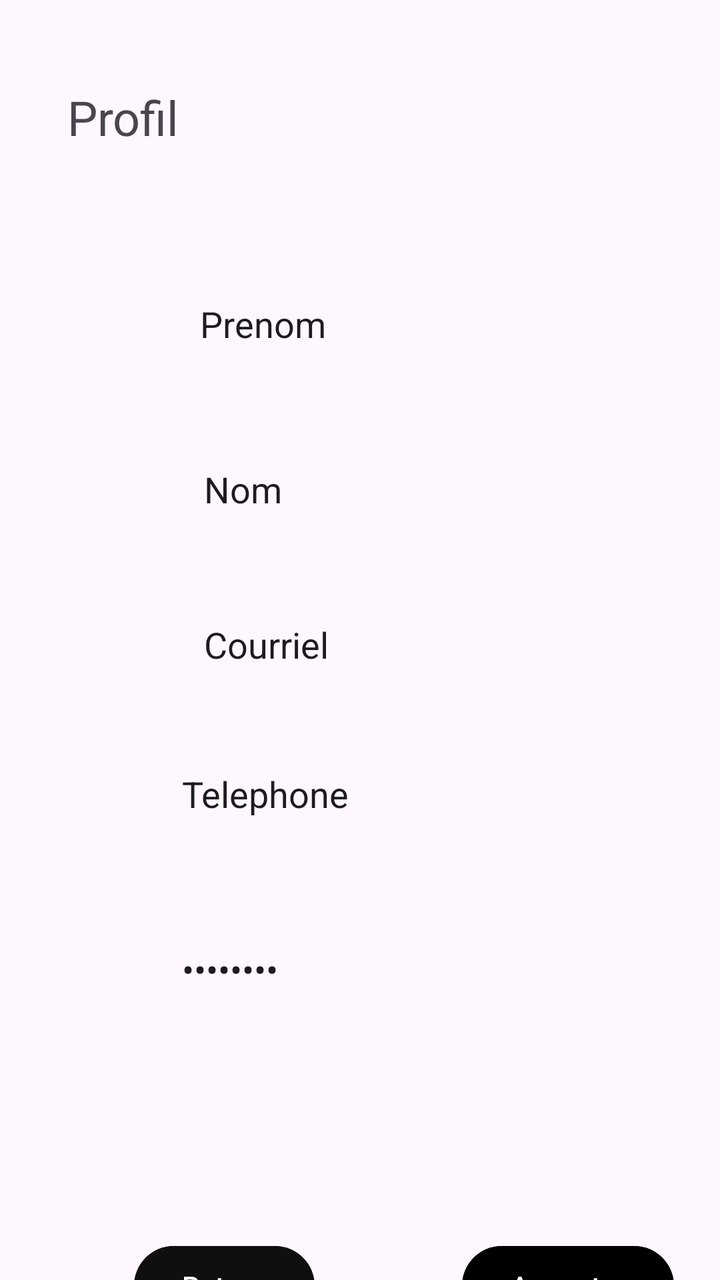
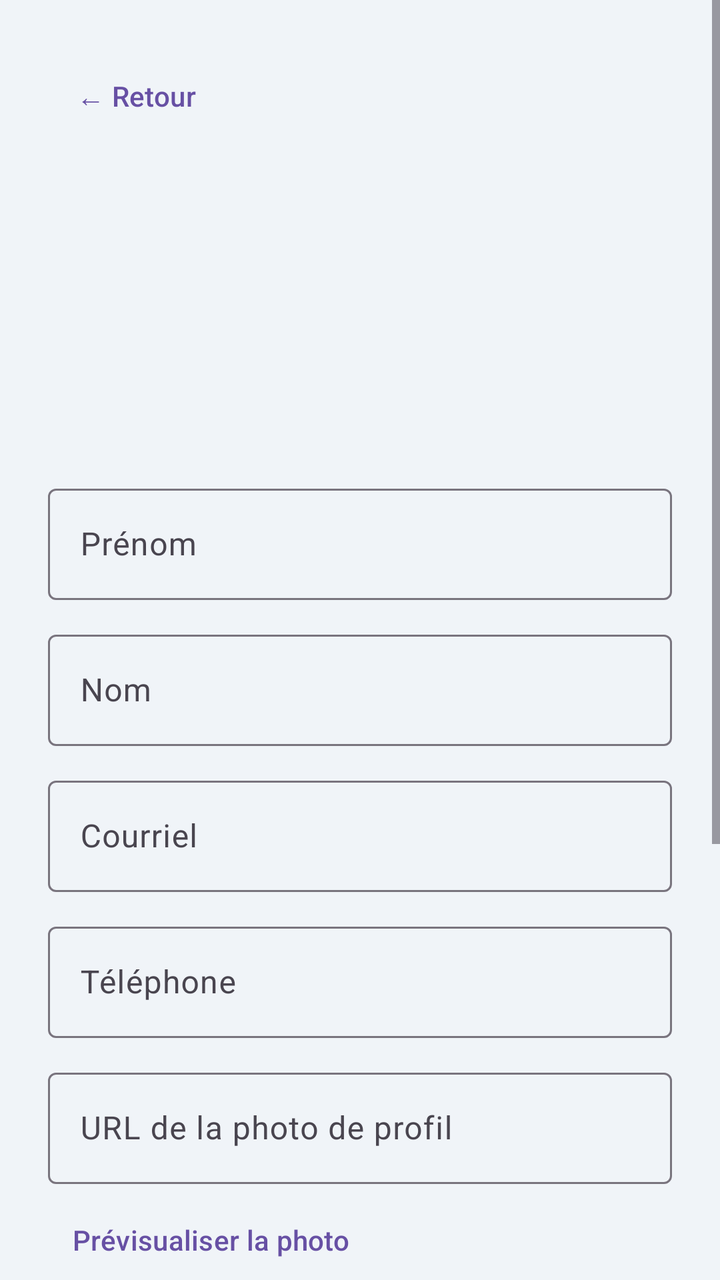

Before-and-after screenshots of an Android layout around one commit, followed by the original layout XML and the change that was made.
<!-- AndroidManifest.xml: application theme Theme.MiniMoodle -->
<!-- res/layout/activity_profil_utilisateur.xml -->
<?xml version="1.0" encoding="utf-8"?>
<androidx.constraintlayout.widget.ConstraintLayout xmlns:android="http://schemas.android.com/apk/res/android"
    xmlns:app="http://schemas.android.com/apk/res-auto"
    xmlns:tools="http://schemas.android.com/tools"
    android:id="@+id/main"
    android:layout_width="match_parent"
    android:layout_height="match_parent"
    tools:context=".vue.ProfilUtilisateur">

    <androidx.constraintlayout.widget.Guideline
        android:id="@+id/guideline8"
        android:layout_width="wrap_content"
        android:layout_height="wrap_content"
        android:orientation="horizontal"
        app:layout_constraintGuide_begin="198dp" />

    <TextView
        android:id="@+id/tvProfil"
        android:layout_width="wrap_content"
        android:layout_height="wrap_content"
        android:text="@string/profil"
        android:textSize="24sp"
        app:layout_constraintBottom_toTopOf="@+id/guideline8"
        app:layout_constraintEnd_toStartOf="@+id/guideline10"
        app:layout_constraintHorizontal_bias="0.033"
        app:layout_constraintStart_toStartOf="@+id/guideline11"
        app:layout_constraintTop_toTopOf="@+id/guideline9"
        app:layout_constraintVertical_bias="0.202" />

    <androidx.constraintlayout.widget.Guideline
        android:id="@+id/guideline9"
        android:layout_width="wrap_content"
        android:layout_height="wrap_content"
        android:orientation="horizontal"
        app:layout_constraintGuide_begin="11dp" />

    <androidx.constraintlayout.widget.Guideline
        android:id="@+id/guideline10"
        android:layout_width="wrap_content"
        android:layout_height="wrap_content"
        android:orientation="vertical"
        app:layout_constraintGuide_begin="368dp" />

    <androidx.constraintlayout.widget.Guideline
        android:id="@+id/guideline11"
        android:layout_width="wrap_content"
        android:layout_height="wrap_content"
        android:autofillHints=""
        android:orientation="vertical"
        app:layout_constraintGuide_begin="24dp" />

    <EditText
        android:id="@+id/etProfilPrenom"
        android:layout_width="wrap_content"
        android:layout_height="wrap_content"
        android:background="@android:color/widget_edittext_dark"
        android:ems="10"
        android:inputType="text"
        android:minHeight="48dp"
        android:text="@string/prenom"
        app:layout_constraintBottom_toTopOf="@+id/guideline8"
        app:layout_constraintEnd_toStartOf="@+id/guideline10"
        app:layout_constraintHorizontal_bias="0.567"
        app:layout_constraintStart_toStartOf="@+id/guideline11"
        app:layout_constraintTop_toTopOf="@+id/guideline9"
        app:layout_constraintVertical_bias="0.914"
        tools:ignore="LabelFor" />

    <androidx.constraintlayout.widget.Guideline
        android:id="@+id/guideline14"
        android:layout_width="wrap_content"
        android:layout_height="wrap_content"
        android:orientation="horizontal"
        app:layout_constraintGuide_begin="679dp" />

    <androidx.constraintlayout.widget.Guideline
        android:id="@+id/guideline21"
        android:layout_width="wrap_content"
        android:layout_height="wrap_content"
        android:orientation="horizontal"
        app:layout_constraintGuide_begin="607dp" />

    <Button
        android:id="@+id/btnProfilRetour"
        android:layout_width="wrap_content"
        android:layout_height="wrap_content"
        android:backgroundTint="#0F0F0F"
        android:text="@string/retour"
        app:layout_constraintBottom_toTopOf="@+id/guideline14"
        app:layout_constraintEnd_toStartOf="@+id/guideline22"
        app:layout_constraintStart_toStartOf="@+id/guideline11"
        app:layout_constraintTop_toTopOf="@+id/guideline21" />

    <androidx.constraintlayout.widget.Guideline
        android:id="@+id/guideline22"
        android:layout_width="wrap_content"
        android:layout_height="wrap_content"
        android:orientation="vertical"
        app:layout_constraintGuide_begin="200dp" />

    <Button
        android:id="@+id/btnProfilAccepter"
        android:layout_width="wrap_content"
        android:layout_height="wrap_content"
        android:backgroundTint="#000000"
        android:text="@string/accepter"
        app:layout_constraintBottom_toTopOf="@+id/guideline14"
        app:layout_constraintEnd_toStartOf="@+id/guideline10"
        app:layout_constraintStart_toStartOf="@+id/guideline22"
        app:layout_constraintTop_toTopOf="@+id/guideline21" />

    <androidx.constraintlayout.widget.Guideline
        android:id="@+id/guideline23"
        android:layout_width="wrap_content"
        android:layout_height="wrap_content"
        android:orientation="horizontal"
        app:layout_constraintGuide_begin="291dp" />

    <EditText
        android:id="@+id/etProfilNom"
        android:layout_width="wrap_content"
        android:layout_height="wrap_content"
        android:autofillHints=""
        android:background="@android:color/widget_edittext_dark"
        android:ems="10"
        android:inputType="text"
        android:minHeight="48dp"
        android:text="@string/nom"
        app:layout_constraintBottom_toTopOf="@+id/guideline23"
        app:layout_constraintEnd_toStartOf="@+id/guideline10"
        app:layout_constraintHorizontal_bias="0.582"
        app:layout_constraintStart_toStartOf="@+id/guideline11"
        app:layout_constraintTop_toTopOf="@+id/guideline8"
        tools:ignore="LabelFor" />

    <androidx.constraintlayout.widget.Guideline
        android:id="@+id/guideline24"
        android:layout_width="wrap_content"
        android:layout_height="wrap_content"
        android:orientation="horizontal"
        app:layout_constraintGuide_begin="354dp" />

    <EditText
        android:id="@+id/etProfilCourriel"
        android:layout_width="wrap_content"
        android:layout_height="wrap_content"
        android:autofillHints=""
        android:background="@android:color/widget_edittext_dark"
        android:ems="10"
        android:inputType="text"
        android:minHeight="48dp"
        android:text="@string/courriel"
        app:layout_constraintBottom_toTopOf="@+id/guideline24"
        app:layout_constraintEnd_toStartOf="@+id/guideline10"
        app:layout_constraintHorizontal_bias="0.582"
        app:layout_constraintStart_toStartOf="@+id/guideline11"
        app:layout_constraintTop_toTopOf="@+id/guideline23"
        app:layout_constraintVertical_bias="0.491"
        tools:ignore="LabelFor" />

    <androidx.constraintlayout.widget.Guideline
        android:id="@+id/guideline25"
        android:layout_width="wrap_content"
        android:layout_height="wrap_content"
        android:autofillHints=""
        android:orientation="horizontal"
        app:layout_constraintGuide_begin="440dp" />

    <EditText
        android:id="@+id/etProfilTelephone"
        android:layout_width="wrap_content"
        android:layout_height="wrap_content"
        android:background="@android:color/widget_edittext_dark"
        android:ems="10"
        android:inputType="text"
        android:minHeight="48dp"
        android:text="@string/telephone"
        app:layout_constraintBottom_toTopOf="@+id/guideline25"
        app:layout_constraintEnd_toStartOf="@+id/guideline10"
        app:layout_constraintStart_toStartOf="@+id/guideline11"
        app:layout_constraintTop_toTopOf="@+id/guideline24"
        tools:ignore="LabelFor,TextFields" />

    <androidx.constraintlayout.widget.Guideline
        android:id="@+id/guideline26"
        android:layout_width="wrap_content"
        android:layout_height="wrap_content"
        android:autofillHints=""
        android:orientation="horizontal"
        app:layout_constraintGuide_begin="529dp" />

    <EditText
        android:id="@+id/etProfilPassword"
        android:layout_width="wrap_content"
        android:layout_height="wrap_content"
        android:background="@android:color/widget_edittext_dark"
        android:ems="10"
        android:inputType="textPassword"
        android:minHeight="48dp"
        android:text="@string/password"
        app:layout_constraintBottom_toTopOf="@+id/guideline26"
        app:layout_constraintEnd_toStartOf="@+id/guideline10"
        app:layout_constraintStart_toStartOf="@+id/guideline11"
        app:layout_constraintTop_toTopOf="@+id/guideline25"
        tools:ignore="LabelFor" />
</androidx.constraintlayout.widget.ConstraintLayout>
<!-- resources referenced by this layout -->
<resources>
  <string name="accepter">Accepter</string>
  <string name="courriel">Courriel</string>
  <string name="nom">Nom</string>
  <string name="password">Password</string>
  <string name="prenom">Prenom</string>
  <string name="profil">Profil</string>
  <string name="retour">Retour</string>
  <string name="telephone">Telephone</string>
  <style name="Theme.MiniMoodle" parent="Base.Theme.MiniMoodle" />
  <style name="Base.Theme.MiniMoodle" parent="Theme.Material3.DayNight.NoActionBar">
          
          
      </style>
</resources>

<!-- the commit's change to res/layout/activity_profil_utilisateur.xml (unified diff, before → after) -->
@@ -1,206 +1,206 @@
 <?xml version="1.0" encoding="utf-8"?>
-<androidx.constraintlayout.widget.ConstraintLayout xmlns:android="http://schemas.android.com/apk/res/android"
+<ScrollView xmlns:android="http://schemas.android.com/apk/res/android"
     xmlns:app="http://schemas.android.com/apk/res-auto"
-    xmlns:tools="http://schemas.android.com/tools"
     android:id="@+id/main"
     android:layout_width="match_parent"
     android:layout_height="match_parent"
-    tools:context=".vue.ProfilUtilisateur">
-
-    <androidx.constraintlayout.widget.Guideline
-        android:id="@+id/guideline8"
-        android:layout_width="wrap_content"
-        android:layout_height="wrap_content"
-        android:orientation="horizontal"
-        app:layout_constraintGuide_begin="198dp" />
-
-    <TextView
-        android:id="@+id/tvProfil"
-        android:layout_width="wrap_content"
-        android:layout_height="wrap_content"
-        android:text="@string/profil"
-        android:textSize="24sp"
-        app:layout_constraintBottom_toTopOf="@+id/guideline8"
-        app:layout_constraintEnd_toStartOf="@+id/guideline10"
-        app:layout_constraintHorizontal_bias="0.033"
-        app:layout_constraintStart_toStartOf="@+id/guideline11"
-        app:layout_constraintTop_toTopOf="@+id/guideline9"
-        app:layout_constraintVertical_bias="0.202" />
-
-    <androidx.constraintlayout.widget.Guideline
-        android:id="@+id/guideline9"
-        android:layout_width="wrap_content"
-        android:layout_height="wrap_content"
-        android:orientation="horizontal"
-        app:layout_constraintGuide_begin="11dp" />
-
-    <androidx.constraintlayout.widget.Guideline
-        android:id="@+id/guideline10"
-        android:layout_width="wrap_content"
+    android:background="#F0F4F8">
+
+    <LinearLayout
+        android:layout_width="match_parent"
         android:layout_height="wrap_content"
         android:orientation="vertical"
-        app:layout_constraintGuide_begin="368dp" />
-
-    <androidx.constraintlayout.widget.Guideline
-        android:id="@+id/guideline11"
-        android:layout_width="wrap_content"
-        android:layout_height="wrap_content"
-        android:autofillHints=""
-        android:orientation="vertical"
-        app:layout_constraintGuide_begin="24dp" />
-
-    <EditText
-        android:id="@+id/etProfilPrenom"
-        android:layout_width="wrap_content"
-        android:layout_height="wrap_content"
-        android:background="@android:color/widget_edittext_dark"
-        android:ems="10"
-        android:inputType="text"
-        android:minHeight="48dp"
-        android:text="@string/prenom"
-        app:layout_constraintBottom_toTopOf="@+id/guideline8"
-        app:layout_constraintEnd_toStartOf="@+id/guideline10"
-        app:layout_constraintHorizontal_bias="0.567"
-        app:layout_constraintStart_toStartOf="@+id/guideline11"
-        app:layout_constraintTop_toTopOf="@+id/guideline9"
-        app:layout_constraintVertical_bias="0.914"
-        tools:ignore="LabelFor" />
-
-    <androidx.constraintlayout.widget.Guideline
-        android:id="@+id/guideline14"
-        android:layout_width="wrap_content"
-        android:layout_height="wrap_content"
-        android:orientation="horizontal"
-        app:layout_constraintGuide_begin="679dp" />
-
-    <androidx.constraintlayout.widget.Guideline
-        android:id="@+id/guideline21"
-        android:layout_width="wrap_content"
-        android:layout_height="wrap_content"
-        android:orientation="horizontal"
-        app:layout_constraintGuide_begin="607dp" />
-
-    <Button
-        android:id="@+id/btnProfilRetour"
-        android:layout_width="wrap_content"
-        android:layout_height="wrap_content"
-        android:backgroundTint="#0F0F0F"
-        android:text="@string/retour"
-        app:layout_constraintBottom_toTopOf="@+id/guideline14"
-        app:layout_constraintEnd_toStartOf="@+id/guideline22"
-        app:layout_constraintStart_toStartOf="@+id/guideline11"
-        app:layout_constraintTop_toTopOf="@+id/guideline21" />
-
-    <androidx.constraintlayout.widget.Guideline
-        android:id="@+id/guideline22"
-        android:layout_width="wrap_content"
-        android:layout_height="wrap_content"
-        android:orientation="vertical"
-        app:layout_constraintGuide_begin="200dp" />
-
-    <Button
-        android:id="@+id/btnProfilAccepter"
-        android:layout_width="wrap_content"
-        android:layout_height="wrap_content"
-        android:backgroundTint="#000000"
-        android:text="@string/accepter"
-        app:layout_constraintBottom_toTopOf="@+id/guideline14"
-        app:layout_constraintEnd_toStartOf="@+id/guideline10"
-        app:layout_constraintStart_toStartOf="@+id/guideline22"
-        app:layout_constraintTop_toTopOf="@+id/guideline21" />
-
-    <androidx.constraintlayout.widget.Guideline
-        android:id="@+id/guideline23"
-        android:layout_width="wrap_content"
-        android:layout_height="wrap_content"
-        android:orientation="horizontal"
-        app:layout_constraintGuide_begin="291dp" />
-
-    <EditText
-        android:id="@+id/etProfilNom"
-        android:layout_width="wrap_content"
-        android:layout_height="wrap_content"
-        android:autofillHints=""
-        android:background="@android:color/widget_edittext_dark"
-        android:ems="10"
-        android:inputType="text"
-        android:minHeight="48dp"
-        android:text="@string/nom"
-        app:layout_constraintBottom_toTopOf="@+id/guideline23"
-        app:layout_constraintEnd_toStartOf="@+id/guideline10"
-        app:layout_constraintHorizontal_bias="0.582"
-        app:layout_constraintStart_toStartOf="@+id/guideline11"
-        app:layout_constraintTop_toTopOf="@+id/guideline8"
-        tools:ignore="LabelFor" />
-
-    <androidx.constraintlayout.widget.Guideline
-        android:id="@+id/guideline24"
-        android:layout_width="wrap_content"
-        android:layout_height="wrap_content"
-        android:orientation="horizontal"
-        app:layout_constraintGuide_begin="354dp" />
-
-    <EditText
-        android:id="@+id/etProfilCourriel"
-        android:layout_width="wrap_content"
-        android:layout_height="wrap_content"
-        android:autofillHints=""
-        android:background="@android:color/widget_edittext_dark"
-        android:ems="10"
-        android:inputType="text"
-        android:minHeight="48dp"
-        android:text="@string/courriel"
-        app:layout_constraintBottom_toTopOf="@+id/guideline24"
-        app:layout_constraintEnd_toStartOf="@+id/guideline10"
-        app:layout_constraintHorizontal_bias="0.582"
-        app:layout_constraintStart_toStartOf="@+id/guideline11"
-        app:layout_constraintTop_toTopOf="@+id/guideline23"
-        app:layout_constraintVertical_bias="0.491"
-        tools:ignore="LabelFor" />
-
-    <androidx.constraintlayout.widget.Guideline
-        android:id="@+id/guideline25"
-        android:layout_width="wrap_content"
-        android:layout_height="wrap_content"
-        android:autofillHints=""
-        android:orientation="horizontal"
-        app:layout_constraintGuide_begin="440dp" />
-
-    <EditText
-        android:id="@+id/etProfilTelephone"
-        android:layout_width="wrap_content"
-        android:layout_height="wrap_content"
-        android:background="@android:color/widget_edittext_dark"
-        android:ems="10"
-        android:inputType="text"
-        android:minHeight="48dp"
-        android:text="@string/telephone"
-        app:layout_constraintBottom_toTopOf="@+id/guideline25"
-        app:layout_constraintEnd_toStartOf="@+id/guideline10"
-        app:layout_constraintStart_toStartOf="@+id/guideline11"
-        app:layout_constraintTop_toTopOf="@+id/guideline24"
-        tools:ignore="LabelFor,TextFields" />
-
-    <androidx.constraintlayout.widget.Guideline
-        android:id="@+id/guideline26"
-        android:layout_width="wrap_content"
-        android:layout_height="wrap_content"
-        android:autofillHints=""
-        android:orientation="horizontal"
-        app:layout_constraintGuide_begin="529dp" />
-
-    <EditText
-        android:id="@+id/etProfilPassword"
-        android:layout_width="wrap_content"
-        android:layout_height="wrap_content"
-        android:background="@android:color/widget_edittext_dark"
-        android:ems="10"
-        android:inputType="textPassword"
-        android:minHeight="48dp"
-        android:text="@string/password"
-        app:layout_constraintBottom_toTopOf="@+id/guideline26"
-        app:layout_constraintEnd_toStartOf="@+id/guideline10"
-        app:layout_constraintStart_toStartOf="@+id/guideline11"
-        app:layout_constraintTop_toTopOf="@+id/guideline25"
-        tools:ignore="LabelFor" />
-</androidx.constraintlayout.widget.ConstraintLayout>
+        android:padding="24dp">
+
+        <Button
+            android:id="@+id/btnProfilRetour"
+            style="@style/Widget.Material3.Button.TextButton"
+            android:layout_width="wrap_content"
+            android:layout_height="wrap_content"
+            android:text="← Retour"
+            android:layout_marginBottom="8dp" />
+
+        
+        <LinearLayout
+            android:layout_width="match_parent"
+            android:layout_height="wrap_content"
+            android:orientation="vertical"
+            android:gravity="center"
+            android:layout_marginBottom="24dp">
+
+            <ImageView
+                android:id="@+id/ivAvatar"
+                android:layout_width="96dp"
+                android:layout_height="96dp"
+                android:scaleType="centerCrop"
+                android:clipToOutline="true" />
+
+            <TextView
+                android:id="@+id/tvNomComplet"
+                android:layout_width="wrap_content"
+                android:layout_height="wrap_content"
+                android:textSize="20sp"
+                android:textStyle="bold"
+                android:textColor="#1A237E"
+                android:layout_marginTop="12dp" />
+
+        </LinearLayout>
+
+        
+        <com.google.android.material.textfield.TextInputLayout
+            style="@style/Widget.Material3.TextInputLayout.OutlinedBox"
+            android:layout_width="match_parent"
+            android:layout_height="wrap_content"
+            android:hint="Prénom"
+            android:layout_marginBottom="12dp">
+
+            <com.google.android.material.textfield.TextInputEditText
+                android:id="@+id/etProfilPrenom"
+                android:layout_width="match_parent"
+                android:layout_height="wrap_content"
+                android:inputType="textPersonName" />
+
+        </com.google.android.material.textfield.TextInputLayout>
+
+        
+        <com.google.android.material.textfield.TextInputLayout
+            style="@style/Widget.Material3.TextInputLayout.OutlinedBox"
+            android:layout_width="match_parent"
+            android:layout_height="wrap_content"
+            android:hint="Nom"
+            android:layout_marginBottom="12dp">
+
+            <com.google.android.material.textfield.TextInputEditText
+                android:id="@+id/etProfilNom"
+                android:layout_width="match_parent"
+                android:layout_height="wrap_content"
+                android:inputType="textPersonName" />
+
+        </com.google.android.material.textfield.TextInputLayout>
+
+        
+        <com.google.android.material.textfield.TextInputLayout
+            style="@style/Widget.Material3.TextInputLayout.OutlinedBox"
+            android:layout_width="match_parent"
+            android:layout_height="wrap_content"
+            android:hint="Courriel"
+            android:layout_marginBottom="12dp">
+
+            <com.google.android.material.textfield.TextInputEditText
+                android:id="@+id/etProfilCourriel"
+                android:layout_width="match_parent"
+                android:layout_height="wrap_content"
+                android:inputType="textEmailAddress"
+                android:focusable="false"
+                android:focusableInTouchMode="false" />
+
+        </com.google.android.material.textfield.TextInputLayout>
+
+        
+        <com.google.android.material.textfield.TextInputLayout
+            style="@style/Widget.Material3.TextInputLayout.OutlinedBox"
+            android:layout_width="match_parent"
+            android:layout_height="wrap_content"
+            android:hint="Téléphone"
+            android:layout_marginBottom="12dp">
+
+            <com.google.android.material.textfield.TextInputEditText
+                android:id="@+id/etProfilTelephone"
+                android:layout_width="match_parent"
+                android:layout_height="wrap_content"
+                android:inputType="phone" />
+
+        </com.google.android.material.textfield.TextInputLayout>
+
+        
+        <com.google.android.material.textfield.TextInputLayout
+            style="@style/Widget.Material3.TextInputLayout.OutlinedBox"
+            android:layout_width="match_parent"
+            android:layout_height="wrap_content"
+            android:hint="URL de la photo de profil"
+            android:layout_marginBottom="4dp">
+
+            <com.google.android.material.textfield.TextInputEditText
+                android:id="@+id/etProfilPhotoUrl"
+                android:layout_width="match_parent"
+                android:layout_height="wrap_content"
+                android:inputType="textUri"
+                android:imeOptions="actionDone" />
+
+        </com.google.android.material.textfield.TextInputLayout>
+
+        <Button
+            android:id="@+id/btnPrevisualiserPhoto"
+            style="@style/Widget.Material3.Button.TextButton"
+            android:layout_width="wrap_content"
+            android:layout_height="wrap_content"
+            android:text="Prévisualiser la photo"
+            android:layout_marginBottom="20dp" />
+
+        
+        <View
+            android:layout_width="match_parent"
+            android:layout_height="1dp"
+            android:background="#E0E0E0"
+            android:layout_marginBottom="16dp" />
+
+        <TextView
+            android:layout_width="wrap_content"
+            android:layout_height="wrap_content"
+            android:text="Changer le mot de passe"
+            android:textSize="14sp"
+            android:textStyle="bold"
+            android:textColor="#212121"
+            android:layout_marginBottom="4dp" />
+
+        <TextView
+            android:layout_width="wrap_content"
+            android:layout_height="wrap_content"
+            android:text="Laissez vide pour ne pas modifier"
+            android:textSize="12sp"
+            android:textColor="#9E9E9E"
+            android:layout_marginBottom="12dp" />
+
+        
+        <com.google.android.material.textfield.TextInputLayout
+            style="@style/Widget.Material3.TextInputLayout.OutlinedBox"
+            android:layout_width="match_parent"
+            android:layout_height="wrap_content"
+            android:hint="Nouveau mot de passe"
+            app:endIconMode="password_toggle"
+            android:layout_marginBottom="12dp">
+
+            <com.google.android.material.textfield.TextInputEditText
+                android:id="@+id/etProfilPassword"
+                android:layout_width="match_parent"
+                android:layout_height="wrap_content"
+                android:inputType="textPassword" />
+
+        </com.google.android.material.textfield.TextInputLayout>
+
+        
+        <com.google.android.material.textfield.TextInputLayout
+            style="@style/Widget.Material3.TextInputLayout.OutlinedBox"
+            android:layout_width="match_parent"
+            android:layout_height="wrap_content"
+            android:hint="Confirmer le mot de passe"
+            app:endIconMode="password_toggle"
+            android:layout_marginBottom="24dp">
+
+            <com.google.android.material.textfield.TextInputEditText
+                android:id="@+id/etProfilPasswordConfirm"
+                android:layout_width="match_parent"
+                android:layout_height="wrap_content"
+                android:inputType="textPassword" />
+
+        </com.google.android.material.textfield.TextInputLayout>
+
+        <Button
+            android:id="@+id/btnSauvegarder"
+            android:layout_width="match_parent"
+            android:layout_height="wrap_content"
+            android:text="Sauvegarder"
+            android:layout_marginBottom="8dp" />
+
+    </LinearLayout>
+</ScrollView>
<!-- resource entries referenced after the edit -->
@@ -1,13 +1,5 @@
 <!-- resources referenced by this layout -->
 <resources>
-  <string name="accepter">Accepter</string>
-  <string name="courriel">Courriel</string>
-  <string name="nom">Nom</string>
-  <string name="password">Password</string>
-  <string name="prenom">Prenom</string>
-  <string name="profil">Profil</string>
-  <string name="retour">Retour</string>
-  <string name="telephone">Telephone</string>
   <style name="Theme.MiniMoodle" parent="Base.Theme.MiniMoodle" />
   <style name="Base.Theme.MiniMoodle" parent="Theme.Material3.DayNight.NoActionBar">
           
